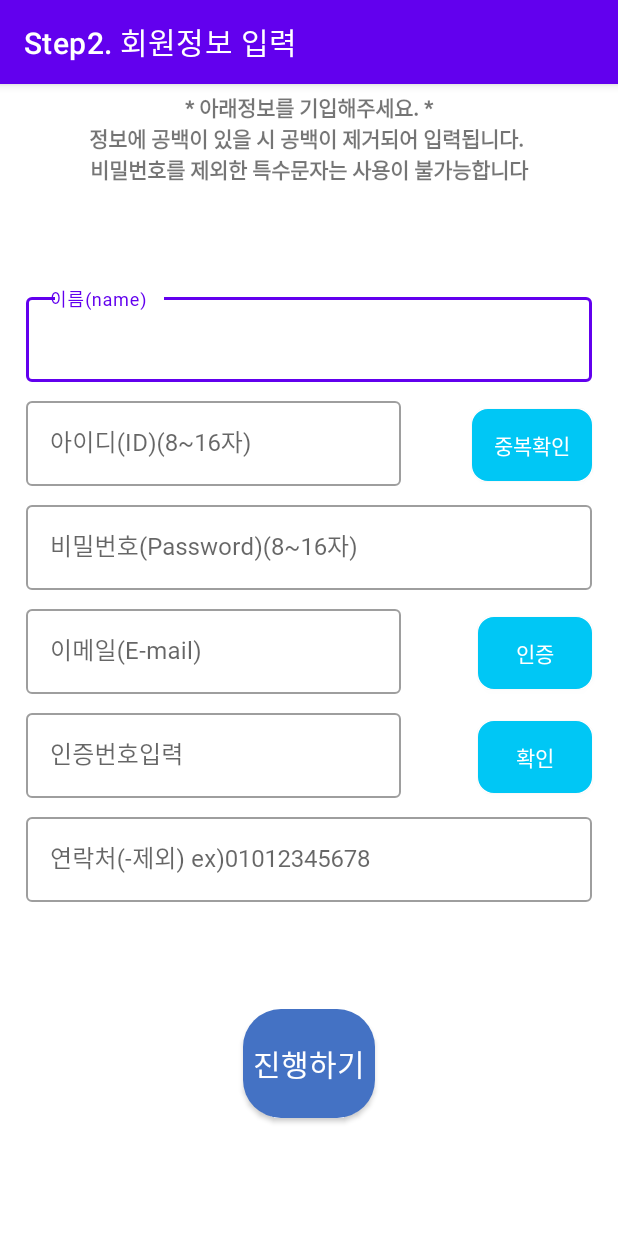
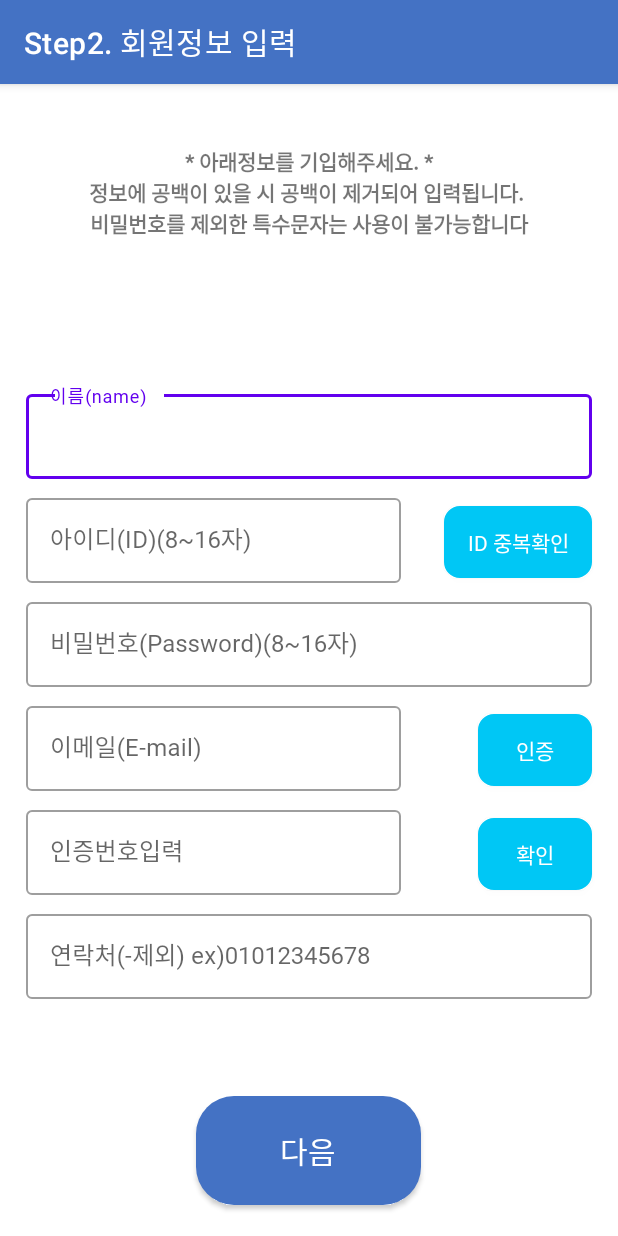
Before and after one commit to jangwonyoon/smart_laundryApp_android, an Android app: the user_signup2 screen opened directly, with no data from a screen before it, on a phone screen of 412 x 824 dp. Run offline under Robolectric (Android 15) with nearby library versions, the light colour scheme and no system bars; our stand-ins replace Volley.

Commit message:
signup2 ui modify

```diff
--- a/user/app/src/main/res/layout/activity_user_signup2.xml
+++ b/user/app/src/main/res/layout/activity_user_signup2.xml
@@ -21,23 +21,13 @@
             android:layout_width="match_parent"
             android:layout_height="?attr/actionBarSize"
             app:title="Step2. 회원정보 입력"
-            app:titleTextColor="@color/white" />
+            app:titleTextColor="@color/white"
+            android:background="@color/blue"
+            />
 
     </com.google.android.material.appbar.AppBarLayout>
 
 
-<!--
-
-    뒤로 가기 화살표 아이콘 Button 액션 문제
-
-    topAppBar.setNavigationOnClickListener {
-    // Handle navigation icon press
-}
-
-로 해결 해야함
-
-    app:navigationIcon="@drawable/arrow_back"
--->
 
     <LinearLayout
         android:id="@+id/layout2_1"
@@ -46,7 +36,7 @@
         android:gravity="center"
         android:layout_height="0dp"
         android:orientation="vertical"
-        android:layout_weight="0.1">
+        android:layout_weight="0.2">
 
         <TextView
             android:id="@+id/info"
@@ -117,29 +107,28 @@
 
     <RelativeLayout
         android:layout_width="wrap_content"
-        android:layout_height="0dp"
-        android:layout_weight="0.72"
+        android:layout_height="2dp"
         android:layout_gravity="center"
         android:layout_margin="10dp"
+        android:layout_weight="0.70"
         android:gravity="center">
 
         <com.google.android.material.textfield.TextInputLayout
-            android:layout_width="match_parent"
-            android:layout_height="wrap_content"
             android:id="@+id/layout1"
             style="@style/Widget.MaterialComponents.TextInputLayout.OutlinedBox"
-            >
+            android:layout_width="match_parent"
+            android:layout_height="wrap_content">
+
             <com.google.android.material.textfield.TextInputEditText
                 android:id="@+id/layout2_et1"
                 android:layout_width="match_parent"
                 android:layout_height="wrap_content"
-                android:hint="이름(name)"
-                android:maxLength="30"
-                android:inputType="text"
                 android:layout_margin="7dp"
                 android:fontFamily="@font/medium"
-                android:singleLine="true"
-                >
+                android:hint="이름(name)"
+                android:inputType="text"
+                android:maxLength="30"
+                android:singleLine="true">
 
             </com.google.android.material.textfield.TextInputEditText>
         </com.google.android.material.textfield.TextInputLayout>
@@ -147,27 +136,27 @@
 
         <LinearLayout
             android:id="@+id/layout2_2"
-            android:orientation="horizontal"
             android:layout_width="match_parent"
             android:layout_height="wrap_content"
             android:layout_below="@+id/layout1"
+            android:orientation="horizontal"
             android:weightSum="10">
 
             <com.google.android.material.textfield.TextInputLayout
+                android:id="@+id/layout2"
+                style="@style/Widget.MaterialComponents.TextInputLayout.OutlinedBox"
                 android:layout_width="0dp"
                 android:layout_height="wrap_content"
-                android:id="@+id/layout2"
-                android:layout_weight="8"
-                style="@style/Widget.MaterialComponents.TextInputLayout.OutlinedBox">
+                android:layout_weight="7.5">
+
                 <com.google.android.material.textfield.TextInputEditText
                     android:id="@+id/layout2_et2"
                     android:layout_width="250dp"
                     android:layout_height="wrap_content"
-                    android:hint="아이디(ID)(8~16자)"
                     android:layout_margin="7dp"
                     android:fontFamily="@font/medium"
-                    android:singleLine="true"
-                    >
+                    android:hint="아이디(ID)(8~16자)"
+                    android:singleLine="true">
 
                 </com.google.android.material.textfield.TextInputEditText>
             </com.google.android.material.textfield.TextInputLayout>
@@ -175,154 +164,152 @@
 
             <Button
                 android:id="@+id/redundency_id"
-                android:textColor="@color/white"
                 android:layout_width="5dp"
                 android:layout_height="wrap_content"
                 android:layout_gravity="center"
                 android:layout_margin="7dp"
-                android:layout_weight="2"
+                android:layout_weight="2.5"
                 android:background="@drawable/textback"
-                android:fontFamily="@font/medium"
-                android:text="중복확인" />
+                android:fontFamily="@font/nanum_gothic_regular"
+                android:text="ID 중복확인"
+                android:textColor="@color/white" />
         </LinearLayout>
 
 
         <com.google.android.material.textfield.TextInputLayout
+            android:id="@+id/layout3"
+            style="@style/Widget.MaterialComponents.TextInputLayout.OutlinedBox"
             android:layout_width="match_parent"
             android:layout_height="wrap_content"
-            android:id="@+id/layout3"
-            android:layout_below="@+id/layout2_2"
-            style="@style/Widget.MaterialComponents.TextInputLayout.OutlinedBox">
+            android:layout_below="@+id/layout2_2">
+
             <com.google.android.material.textfield.TextInputEditText
                 android:id="@+id/layout2_et3"
                 android:layout_width="match_parent"
                 android:layout_height="wrap_content"
                 android:layout_below="@+id/layout2_2"
-                android:hint="비밀번호(Password)(8~16자)"
-                android:maxLength="20"
-                android:inputType="textPassword"
                 android:layout_margin="7dp"
                 android:fontFamily="@font/medium"
-                android:singleLine="true"
-                >
+                android:hint="비밀번호(Password)(8~16자)"
+                android:inputType="textPassword"
+                android:maxLength="20"
+                android:singleLine="true">
 
             </com.google.android.material.textfield.TextInputEditText>
         </com.google.android.material.textfield.TextInputLayout>
 
 
-
         <LinearLayout
             android:id="@+id/layout2_3"
-            android:orientation="horizontal"
             android:layout_width="match_parent"
             android:layout_height="wrap_content"
             android:layout_below="@+id/layout3"
+            android:orientation="horizontal"
             android:weightSum="10">
 
             <com.google.android.material.textfield.TextInputLayout
+                android:id="@+id/layout4"
+                style="@style/Widget.MaterialComponents.TextInputLayout.OutlinedBox"
                 android:layout_width="0dp"
                 android:layout_height="wrap_content"
-                android:layout_weight="8"
-                android:id="@+id/layout4"
-                style="@style/Widget.MaterialComponents.TextInputLayout.OutlinedBox">
+                android:layout_weight="8">
+
                 <com.google.android.material.textfield.TextInputEditText
                     android:id="@+id/layout2_et4"
                     android:layout_width="250dp"
                     android:layout_height="wrap_content"
-                    android:hint="이메일(E-mail)"
-                    android:text=""
                     android:layout_margin="7dp"
                     android:fontFamily="@font/medium"
+                    android:hint="이메일(E-mail)"
                     android:singleLine="true"
-                    >
+                    android:text="">
 
                 </com.google.android.material.textfield.TextInputEditText>
             </com.google.android.material.textfield.TextInputLayout>
 
 
             <Button
-                android:layout_weight="2"
-                android:textColor="@color/white"
                 android:id="@+id/redundency_email"
                 android:layout_width="0dp"
                 android:layout_height="wrap_content"
+                android:layout_gravity="center"
+                android:layout_margin="7dp"
+                android:layout_weight="2"
+                android:background="@drawable/textback"
+                android:fontFamily="@font/nanum_gothic_regular"
                 android:text="인증"
-                android:layout_margin="7dp"
-                android:layout_gravity="center"
-                android:background="@drawable/textback"
-                android:fontFamily="@font/medium"/>
+                android:textColor="@color/white" />
         </LinearLayout>
 
         <LinearLayout
             android:id="@+id/layout2_4"
-            android:orientation="horizontal"
             android:layout_width="match_parent"
             android:layout_height="wrap_content"
             android:layout_below="@+id/layout2_3"
+            android:orientation="horizontal"
             android:weightSum="10">
 
 
             <com.google.android.material.textfield.TextInputLayout
+                android:id="@+id/layout5"
+                style="@style/Widget.MaterialComponents.TextInputLayout.OutlinedBox"
                 android:layout_width="0dp"
                 android:layout_height="wrap_content"
-                android:layout_weight="8"
-                android:id="@+id/layout5"
-                style="@style/Widget.MaterialComponents.TextInputLayout.OutlinedBox">
+                android:layout_weight="8">
+
                 <com.google.android.material.textfield.TextInputEditText
                     android:id="@+id/layout2_et6"
                     android:layout_width="250dp"
                     android:layout_height="wrap_content"
-                    android:hint="인증번호입력"
-                    android:maxLength="10"
-                    android:inputType="number"
                     android:layout_margin="7dp"
                     android:fontFamily="@font/medium"
-                    android:singleLine="true"
-                    >
+                    android:hint="인증번호입력"
+                    android:inputType="number"
+                    android:maxLength="10"
+                    android:singleLine="true">
 
                 </com.google.android.material.textfield.TextInputEditText>
             </com.google.android.material.textfield.TextInputLayout>
 
             <Button
                 android:id="@+id/num_check"
-                android:textColor="@color/white"
                 android:layout_width="0dp"
                 android:layout_height="wrap_content"
+                android:layout_gravity="center"
+                android:layout_margin="7dp"
                 android:layout_weight="2"
+                android:background="@drawable/textback"
+                android:fontFamily="@font/nanum_gothic_regular"
                 android:text="확인"
-                android:layout_margin="7dp"
-                android:background="@drawable/textback"
-                android:fontFamily="@font/medium"
-                android:layout_gravity="center"/>
+                android:textColor="@color/white" />
         </LinearLayout>
-
 
 
         <LinearLayout
             android:id="@+id/layout2_5"
-            android:orientation="horizontal"
             android:layout_width="match_parent"
             android:layout_height="wrap_content"
-            android:layout_below="@+id/layout2_4">
+            android:layout_below="@+id/layout2_4"
+            android:orientation="horizontal">
 
 
             <com.google.android.material.textfield.TextInputLayout
+                android:id="@+id/layout6"
+                style="@style/Widget.MaterialComponents.TextInputLayout.OutlinedBox"
                 android:layout_width="match_parent"
-                android:layout_height="wrap_content"
-                android:id="@+id/layout6"
-                style="@style/Widget.MaterialComponents.TextInputLayout.OutlinedBox">
+                android:layout_height="wrap_content">
+
                 <com.google.android.material.textfield.TextInputEditText
                     android:id="@+id/layout2_et5"
                     android:layout_width="match_parent"
                     android:layout_height="wrap_content"
                     android:layout_below="@+id/layout2_4"
-                    android:hint="연락처(-제외) ex)01012345678"
-                    android:maxLength="11"
-                    android:inputType="number"
                     android:layout_margin="7dp"
                     android:fontFamily="@font/medium"
-                    android:singleLine="true"
-                    >
+                    android:hint="연락처(-제외) ex)01012345678"
+                    android:inputType="number"
+                    android:maxLength="11"
+                    android:singleLine="true">
 
                 </com.google.android.material.textfield.TextInputEditText>
             </com.google.android.material.textfield.TextInputLayout>
@@ -331,18 +318,17 @@
     <Button
         android:id="@+id/layout2_b2"
         android:layout_weight="0.1"
-        android:layout_width="wrap_content"
+        android:layout_width="150dp"
         android:layout_height="0dp"
         android:layout_below="@+id/layout2_5"
         android:textColor="@color/white"
         android:gravity="center"
-        android:text="진행하기"
+        android:text="다음"
         android:textSize="20dp"
         android:layout_gravity="center"
         android:layout_marginBottom="20dp"
         android:background="@drawable/buttonshape"
-        android:fontFamily="@font/medium">
-
+        android:fontFamily="@font/nanum_gothic_bold">
     </Button>
 
 
```
